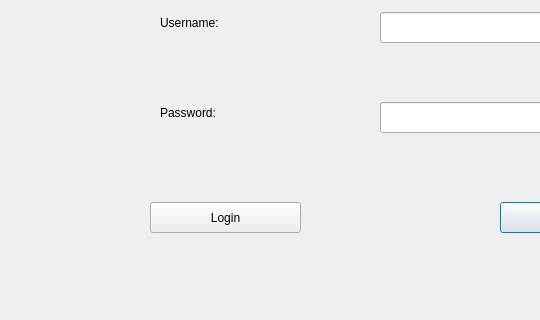
First picture: the form in login_register_window.ui, repository ghadasherif/InstaShop-Application, before the edit; both pictures show x 0 to 540 and y 218 to 538 of the 1087 by 708 pixel window.
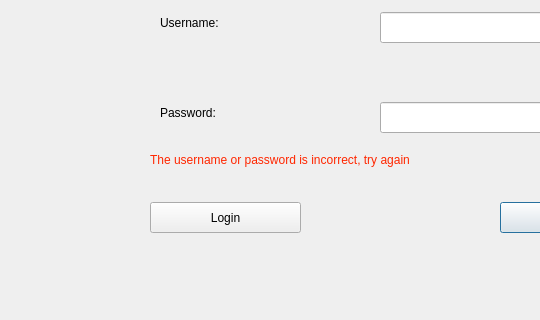
Second picture: the form after the edit.

Commit message: Seba's first commit user class and vectors

What changed in the file:
```diff
--- a/login_register_window.ui
+++ b/login_register_window.ui
@@ -85,6 +85,19 @@
     <string>Login</string>
    </property>
   </widget>
+  <widget class="QLabel" name="labelError_username_andpass_buyer">
+   <property name="geometry">
+    <rect>
+     <x>150</x>
+     <y>370</y>
+     <width>301</width>
+     <height>16</height>
+    </rect>
+   </property>
+   <property name="text">
+    <string>&lt;html&gt;&lt;head/&gt;&lt;body&gt;&lt;p&gt;&lt;span style=&quot; color:#ff2600;&quot;&gt;The username or password is incorrect, try again&lt;/span&gt;&lt;/p&gt;&lt;/body&gt;&lt;/html&gt;</string>
+   </property>
+  </widget>
  </widget>
  <resources/>
  <connections/>
```
The commit also changes 10 other files.
